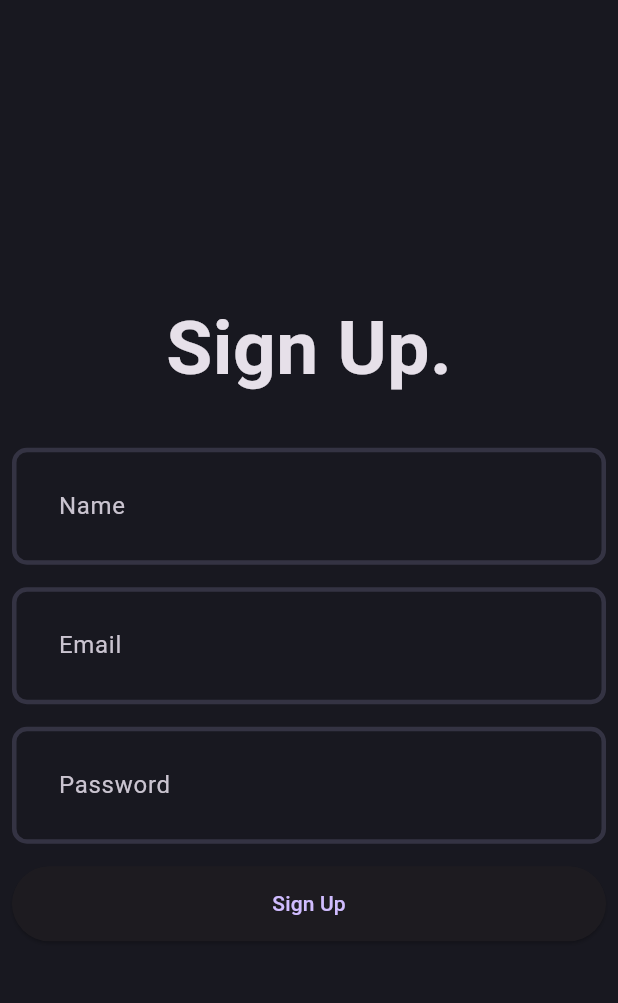
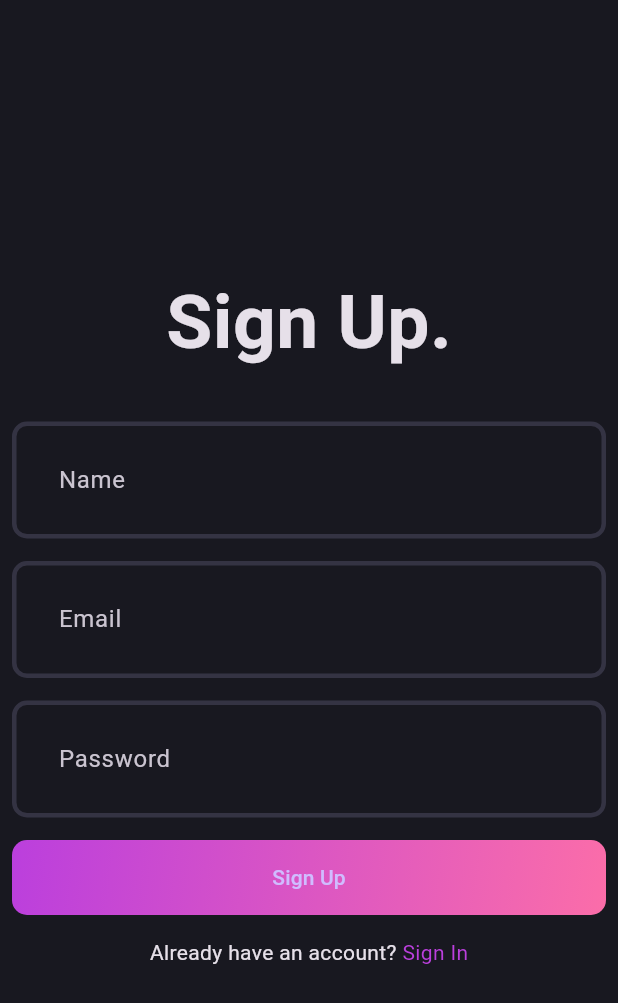
Before and after one commit to isafty/blog_app, a Flutter app: the screen it shows after launch, on a phone screen of 412 x 824 dp. Shown: the top 1003 px of the screen. Run offline on Flutter 3.47's test engine with Material 3 defaults, Android fonts, the phone set to English and light mode, and no system bars.

Commit message:
grediant btn and signup line text

```diff
--- a/lib/features/auth/presentation/pages/signup_page.dart
+++ b/lib/features/auth/presentation/pages/signup_page.dart
@@ -1,3 +1,4 @@
+import 'package:blog_app/core/theme/app_palette.dart';
 import 'package:blog_app/features/auth/presentation/widgets/auth_field.dart';
 import 'package:blog_app/features/auth/presentation/widgets/auth_gradient_button.dart';
 import 'package:flutter/material.dart';
@@ -30,6 +31,21 @@ class _SignUpPageState extends State<SignUpPage> {
             AuthField(hintText: 'Password'),
             const SizedBox(height: 15),
             AuthGradientButton(onPressed: () {}, text: 'Sign Up'),
+            const SizedBox(height: 15),
+            RichText(
+              text: TextSpan(
+                text: 'Already have an account? ',
+                style: Theme.of(context).textTheme.bodyMedium,
+                children: [
+                  TextSpan(
+                    text: 'Sign In',
+                    style: Theme.of(context).textTheme.bodyMedium?.copyWith(
+                      color: AppPalette.gradient1,
+                    ),
+                  ),
+                ],
+              ),
+            ),
           ],
         ),
       ),
--- a/lib/features/auth/presentation/widgets/auth_gradient_button.dart
+++ b/lib/features/auth/presentation/widgets/auth_gradient_button.dart
@@ -1,3 +1,4 @@
+import 'package:blog_app/core/theme/app_palette.dart';
 import 'package:flutter/material.dart';
 
 class AuthGradientButton extends StatelessWidget {
@@ -11,12 +12,24 @@ class AuthGradientButton extends StatelessWidget {
 
   @override
   Widget build(BuildContext context) {
-    return ElevatedButton(
-      onPressed: onPressed,
-      style: ElevatedButton.styleFrom(
-        fixedSize: const Size(double.maxFinite, 50),
+    return Container(
+      decoration: BoxDecoration(
+        gradient: LinearGradient(
+          colors: [AppPalette.gradient1, AppPalette.gradient2],
+          begin: Alignment.topLeft,
+          end: Alignment.bottomRight,
+        ),
+        borderRadius: BorderRadius.circular(10),
       ),
-      child: Text(text),
+      child: ElevatedButton(
+        onPressed: onPressed,
+        style: ElevatedButton.styleFrom(
+          fixedSize: const Size(double.maxFinite, 50),
+          backgroundColor: Colors.transparent,
+          shadowColor: Colors.transparent,
+        ),
+        child: Text(text),
+      ),
     );
   }
 }
```
